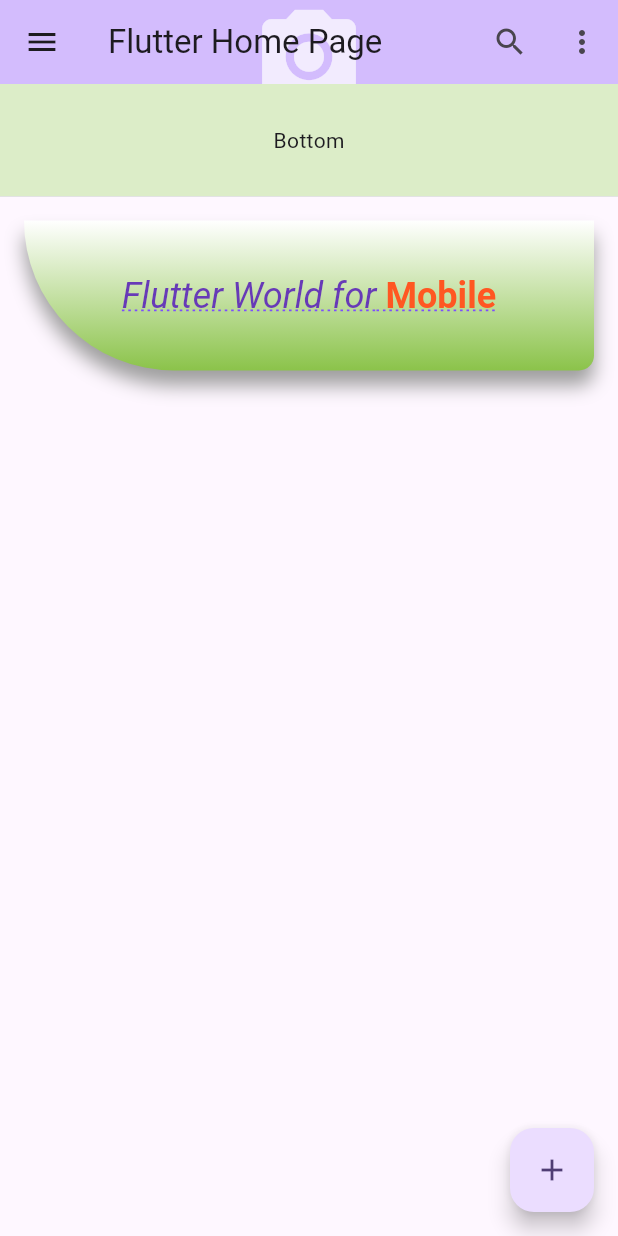
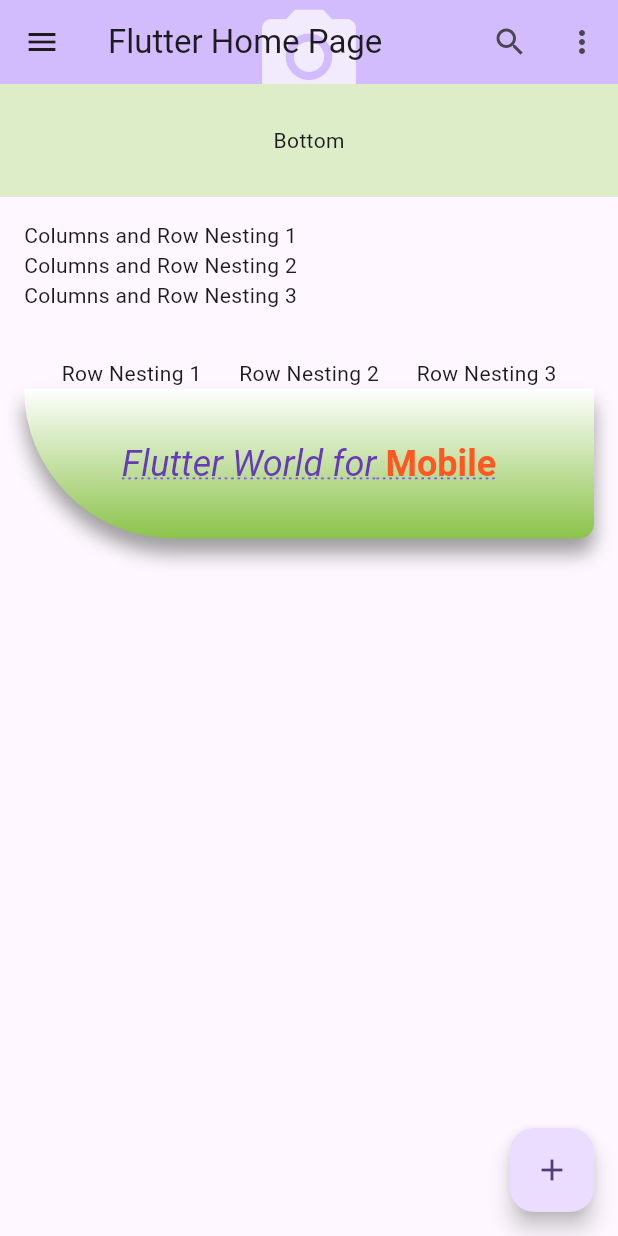
Before and after one commit to Abdu11ahUbaid/flutterappliction-2021cs191-, a Flutter app: the screen it shows after launch, on a phone screen of 412 x 824 dp. Run offline on Flutter 3.47's test engine with Material 2 defaults, Android fonts, the phone set to English and light mode, and no system bars.

Commit message:
nested row

```diff
--- a/lib/main.dart
+++ b/lib/main.dart
@@ -89,7 +89,22 @@
         child: SafeArea(
           child: SingleChildScrollView(
             child: Column(
+              crossAxisAlignment: CrossAxisAlignment.start,
+              mainAxisAlignment: MainAxisAlignment.spaceEvenly,
+              mainAxisSize: MainAxisSize.max,
               children: <Widget>[
+                Text('Columns and Row Nesting 1'),
+                Text('Columns and Row Nesting 2'),
+                Text('Columns and Row Nesting 3'),
+                Padding(padding: EdgeInsets.all(16.0)),
+                Row(
+                  mainAxisAlignment: MainAxisAlignment.spaceEvenly,
+                  children: <Widget>[
+                    Text('Row Nesting 1'),
+                    Text('Row Nesting 2'),
+                    Text('Row Nesting 3'),
+                  ],
+                ),
                 const ContainerWithBoxDecorationWidget(),
               ],
             ),
```
